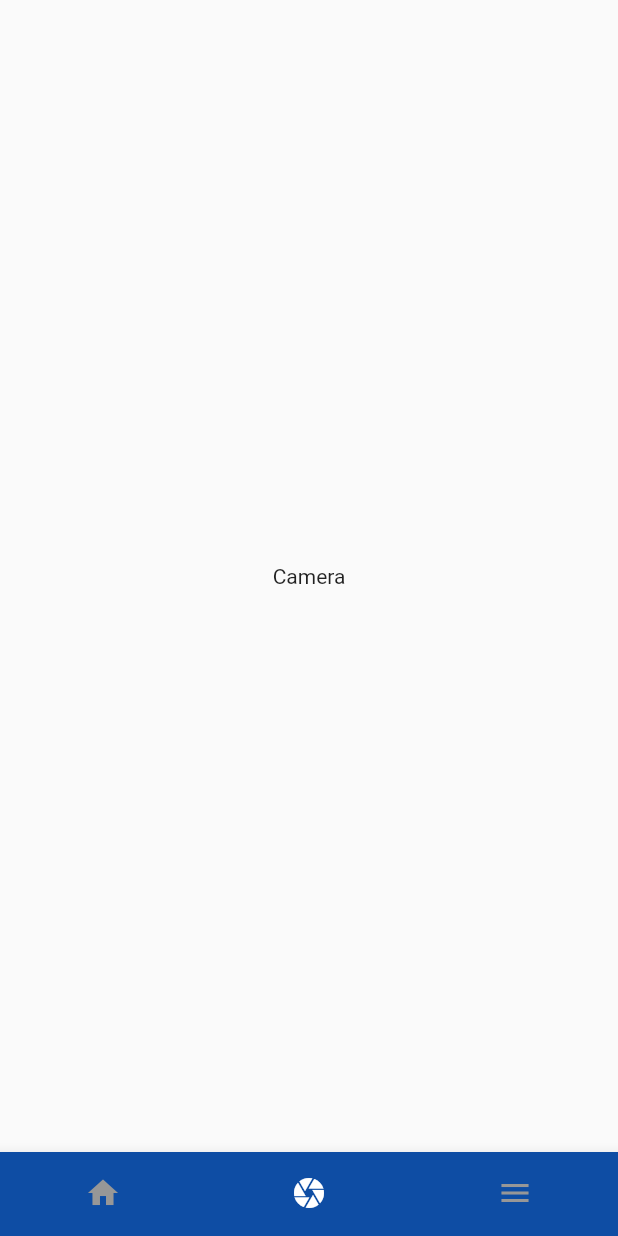
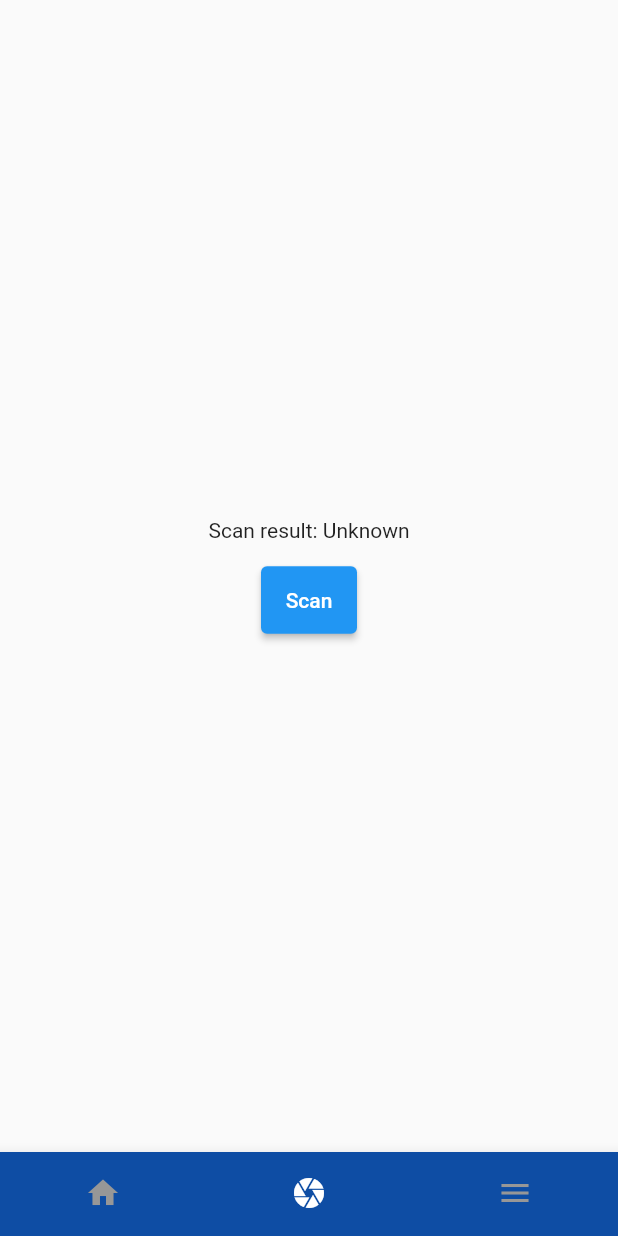
Before and after one commit to vgadzh/flutter_ticket_check, a Flutter app: the screen it shows after launch, item 2 of the bottom bar chosen, on a phone screen of 412 x 824 dp. Run offline on Flutter 3.47's test engine with Material 2 defaults, Android fonts, the phone set to English and light mode, and no system bars; missing offline and left inert: flutter_barcode_scanner.

Commit message:
barcode scaner example

```diff
--- a/lib/screen/bottom_bar.dart
+++ b/lib/screen/bottom_bar.dart
@@ -1,6 +1,7 @@
 import 'package:flutter/material.dart';
 import 'package:flutter_ticket_check/screen/home_screen.dart';
 import 'package:flutter_ticket_check/screen/more_screen.dart';
+import 'package:flutter_ticket_check/screen/test_screen.dart';
 import 'package:flutter_ticket_check/utils/app_styles.dart';
 
 class BottomBar extends StatefulWidget {
@@ -14,7 +15,7 @@ class _BottomBarState extends State<BottomBar> {
   int _selectedIndex = 0;
   static final List<Widget> _widgetOptions = <Widget>[
     const HomeScreen(),
-    const Text('Camera'),
+    const ScanScreen(),
     const MoreScreen(),
   ];
 
--- /dev/null
+++ b/lib/screen/test_screen.dart
@@ -0,0 +1,53 @@
+import 'package:flutter/material.dart';
+import 'package:flutter/services.dart';
+import 'package:flutter_barcode_scanner/flutter_barcode_scanner.dart';
+
+class ScanScreen extends StatefulWidget {
+  const ScanScreen({super.key});
+
+  @override
+  State<ScanScreen> createState() => _ScanScreenState();
+}
+
+class _ScanScreenState extends State<ScanScreen> {
+  String _scanBarcode = 'Unknown';
+  @override
+  Widget build(BuildContext context) {
+    return Container(
+      alignment: Alignment.center,
+      child: Flex(
+        direction: Axis.vertical,
+        mainAxisAlignment: MainAxisAlignment.center,
+        children: [
+          Text('Scan result: $_scanBarcode\n'),
+          SizedBox(
+            height: 45,
+            child: ElevatedButton(
+              onPressed: (() => barcodeScan()),
+              child: const Text('Scan'),
+            ),
+          ),
+        ],
+      ),
+    );
+  }
+
+  Future<void> barcodeScan() async {
+    String barcodeScanRes;
+    try {
+      barcodeScanRes = await FlutterBarcodeScanner.scanBarcode(
+        '#ff6666',
+        'Cancel',
+        true,
+        ScanMode.QR,
+      );
+      print('Code: $barcodeScanRes');
+    } on PlatformException {
+      barcodeScanRes = 'Failed to get platform version';
+    }
+    if (!mounted) return;
+    setState(() {
+      _scanBarcode = barcodeScanRes;
+    });
+  }
+}
--- a/pubspec.yaml
+++ b/pubspec.yaml
@@ -36,6 +36,7 @@ dependencies:
   # The following adds the Cupertino Icons font to your application.
   # Use with the CupertinoIcons class for iOS style icons.
   cupertino_icons: ^1.0.2
+  flutter_barcode_scanner: ^2.0.0
 
 dev_dependencies:
   flutter_test:
```
Also changed, not shown: lib/screen/code_screen.dart (added, +15 -0 lines), pubspec.lock, 2 other files.
